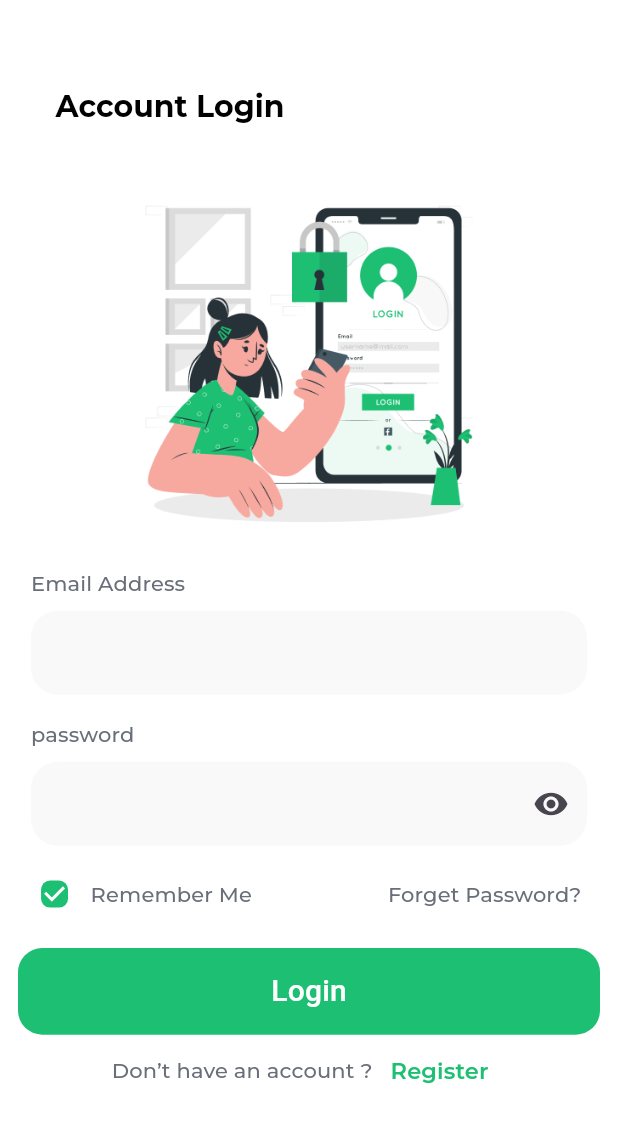
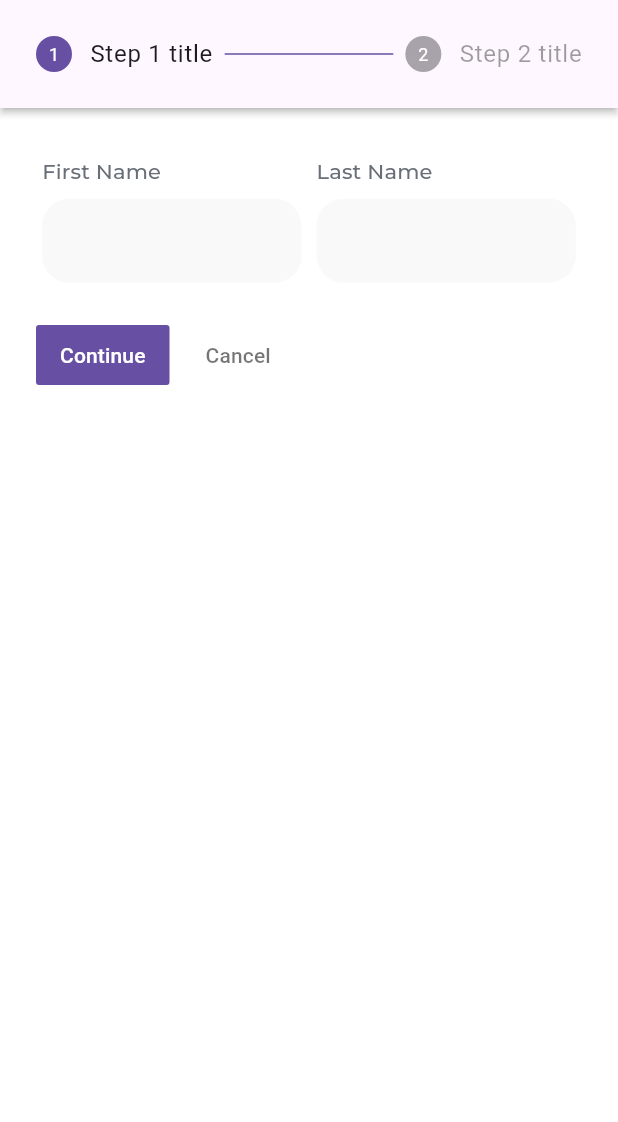
Before and after one commit to Mahmoudshady20/kafiil_test, a Flutter app: the screen it shows after launch, after a tap on "Register", on a phone screen of 412 x 824 dp. Shown: the top 1122 px of the screen. Run offline on Flutter 3.47's test engine with Material 3 defaults, Android fonts, the phone set to English and light mode, and no system bars; our stand-ins replace google_fonts.

Commit message:
1- create stepper in register screen 2- create custom_name_widget 3- edit in custom_form_field

```diff
--- /dev/null
+++ b/lib/feature/authentication_feature/data/login_state.dart
@@ -0,0 +1,6 @@
+abstract class LoginState {}
+
+class InitialState extends LoginState{}
+class LoadingState extends LoginState{}
+class SuccessedState extends LoginState{}
+class FailureState extends LoginState{}
--- a/lib/feature/authentication_feature/sign_up_view.dart
+++ b/lib/feature/authentication_feature/sign_up_view.dart
@@ -1,4 +1,5 @@
 import 'package:flutter/material.dart';
+import 'package:kafiil_test/feature/authentication_feature/widget/sign_up_body.dart';
 
 class SignUpView extends StatelessWidget {
   static const String routeName = 'signup_view';
@@ -6,6 +7,6 @@ class SignUpView extends StatelessWidget {
 
   @override
   Widget build(BuildContext context) {
-    return const Placeholder();
+    return SignUpBody();
   }
 }
--- a/lib/feature/authentication_feature/widget/custom_email_address.dart
+++ b/lib/feature/authentication_feature/widget/custom_email_address.dart
@@ -10,6 +10,7 @@ class CustomEmailAddress extends StatelessWidget {
   Widget build(BuildContext context) {
     return CustomFormField(
         label: 'Email Address',
+        paddingHorizontal:  MediaQuery.of(context).size.width * 0.05,
         controller: emailController,
         validator: (value) {
           if (value == null || value.trim().isEmpty) {
--- /dev/null
+++ b/lib/feature/authentication_feature/widget/custom_name_widget.dart
@@ -0,0 +1,50 @@
+import 'package:flutter/cupertino.dart';
+import 'package:flutter/material.dart';
+import 'package:kafiil_test/shared/widget/custom_form_field.dart';
+
+class CustomNameWidget extends StatelessWidget {
+  final TextEditingController firstNameController;
+  final TextEditingController lastNameController;
+  const CustomNameWidget({super.key,required this.firstNameController,required this.lastNameController});
+
+  @override
+  Widget build(BuildContext context) {
+    return Padding(
+      padding:  EdgeInsets.only(
+        left: MediaQuery.of(context).size.width * 0.01,
+        right: MediaQuery.of(context).size.width * 0.01,
+      ),
+      child: Row(
+        children: [
+          Expanded(
+            child: CustomFormField(
+              paddingHorizontal: 0,
+                label: 'First Name',
+                controller: firstNameController,
+                validator: (value) {
+                  if (value == null || value.trim().isEmpty) {
+                    return 'Please enter your First Name';
+                  }
+                  return null;
+                }),
+          ),
+          const SizedBox(
+            width: 10,
+          ),
+          Expanded(
+            child: CustomFormField(
+              paddingHorizontal: 0,
+                label: 'Last Name',
+                controller: lastNameController,
+                validator: (value) {
+                  if (value == null || value.trim().isEmpty) {
+                    return 'Please enter your Last Name';
+                  }
+                  return null;
+                }),
+          ),
+        ],
+      ),
+    );
+  }
+}
--- a/lib/feature/authentication_feature/widget/custom_password_field.dart
+++ b/lib/feature/authentication_feature/widget/custom_password_field.dart
@@ -23,6 +23,7 @@ class _CustomPasswordFieldState extends State<CustomPasswordField> {
   Widget build(BuildContext context) {
     return  CustomFormField(
       label: widget.label,
+      paddingHorizontal:  MediaQuery.of(context).size.width * 0.05,
       controller: widget.passwordController,
       validator: (value){
         if (value == null || value.trim().isEmpty) {
--- a/lib/feature/authentication_feature/widget/have_account_login.dart
+++ b/lib/feature/authentication_feature/widget/have_account_login.dart
@@ -1,4 +1,5 @@
 import 'package:flutter/material.dart';
+import 'package:kafiil_test/feature/authentication_feature/sign_up_view.dart';
 
 class HaveAccountLogin extends StatelessWidget {
   const HaveAccountLogin({super.key});
@@ -10,7 +11,9 @@ class HaveAccountLogin extends StatelessWidget {
       crossAxisAlignment: CrossAxisAlignment.center,
       children: [
         Text('Don’t have an account ?',style: Theme.of(context).textTheme.titleSmall,),
-        TextButton(onPressed: (){}, child: Text('Register',style: Theme.of(context).textTheme.titleSmall?.copyWith(
+        TextButton(onPressed: (){
+          Navigator.pushReplacementNamed(context, SignUpView.routeName);
+        }, child: Text('Register',style: Theme.of(context).textTheme.titleSmall?.copyWith(
           fontWeight: FontWeight.w600,
           fontSize: 15,
           color: const Color(0xFF1DBF73),
--- /dev/null
+++ b/lib/feature/authentication_feature/widget/sign_up_body.dart
@@ -0,0 +1,75 @@
+import 'package:flutter/material.dart';
+import 'package:kafiil_test/feature/authentication_feature/widget/sign_up_step_one.dart';
+import 'package:kafiil_test/feature/authentication_feature/widget/sign_up_step_two.dart';
+
+class SignUpBody extends StatefulWidget {
+  const SignUpBody({super.key});
+
+  @override
+  State<SignUpBody> createState() => _SignUpBodyState();
+}
+
+class _SignUpBodyState extends State<SignUpBody> {
+  int _index = 0;
+  late TextEditingController firstNameController;
+  late TextEditingController lastNameController;
+  @override
+  void initState() {
+    firstNameController = TextEditingController();
+    lastNameController = TextEditingController();
+    super.initState();
+  }
+  @override
+  void dispose() {
+    // TODO: implement dispose
+    firstNameController.dispose();
+    lastNameController.dispose();
+    super.dispose();
+  }
+
+  @override
+  Widget build(BuildContext context) {
+    return Scaffold(
+      body: SafeArea(
+        child: Stepper(
+          physics: const AlwaysScrollableScrollPhysics(),
+          type: StepperType.horizontal,
+          currentStep: _index,
+          onStepCancel: () {
+            if (_index > 0) {
+              setState(() {
+                _index -= 1;
+              });
+            }
+          },
+          onStepContinue: () {
+            if (_index <= 0) {
+              setState(() {
+                _index += 1;
+              });
+            }
+          },
+          onStepTapped: (int index) {
+            setState(() {
+              _index = index;
+            });
+          },
+          steps:[
+            Step(
+              title: const Text('Step 1 title'),
+              isActive: _index >= 0,
+              content: SignUpStepOne(firstNameController: firstNameController,lastNameController: lastNameController,),
+              state: _index > 0 ? StepState.complete : StepState.indexed,
+            ),
+            Step(
+              isActive: _index >= 1,
+              title: Text('Step 2 title'),
+              content: const SignUpStepTwo(),
+              state: _index > 1 ? StepState.complete : StepState.disabled,
+            ),
+          ],
+        ),
+      ),
+    );
+  }
+}
--- /dev/null
+++ b/lib/feature/authentication_feature/widget/sign_up_step_one.dart
@@ -0,0 +1,17 @@
+import 'package:flutter/material.dart';
+import 'package:kafiil_test/feature/authentication_feature/widget/custom_name_widget.dart';
+
+class SignUpStepOne extends StatelessWidget {
+  final TextEditingController firstNameController;
+  final TextEditingController lastNameController;
+  const SignUpStepOne({super.key,required this.firstNameController,required this.lastNameController});
+
+  @override
+  Widget build(BuildContext context) {
+    return Column(
+      children: [
+        CustomNameWidget(firstNameController: firstNameController, lastNameController: lastNameController)
+      ],
+    );
+  }
+}
--- /dev/null
+++ b/lib/feature/authentication_feature/widget/sign_up_step_two.dart
@@ -0,0 +1,14 @@
+import 'package:flutter/material.dart';
+
+class SignUpStepTwo extends StatelessWidget {
+  const SignUpStepTwo({super.key});
+
+  @override
+  Widget build(BuildContext context) {
+    return Column(
+      children: [
+        Text('data')
+      ],
+    );
+  }
+}
--- a/lib/shared/widget/custom_form_field.dart
+++ b/lib/shared/widget/custom_form_field.dart
@@ -13,13 +13,13 @@ class CustomFormField extends StatelessWidget {
   final TextInputType textInputType;
   final int lines;
   final MyValidator validator;
-  final double? radius;
+  final double paddingHorizontal;
   final bool? isLogin;
   const CustomFormField(
       {super.key,required this.label,
         this.hint,
         this.isLogin = false,
-        this.radius = 0,
+        required this.paddingHorizontal,
         this.isPassword = false,
         required this.controller,
         this.suffix,
@@ -31,7 +31,7 @@ class CustomFormField extends StatelessWidget {
   Widget build(BuildContext context) {
     return Container(
       padding: EdgeInsets.symmetric(
-        horizontal: MediaQuery.of(context).size.width * 0.05,
+        horizontal: paddingHorizontal,
         vertical: MediaQuery.of(context).size.height * 0.01,
       ),
       child: Column(
```
